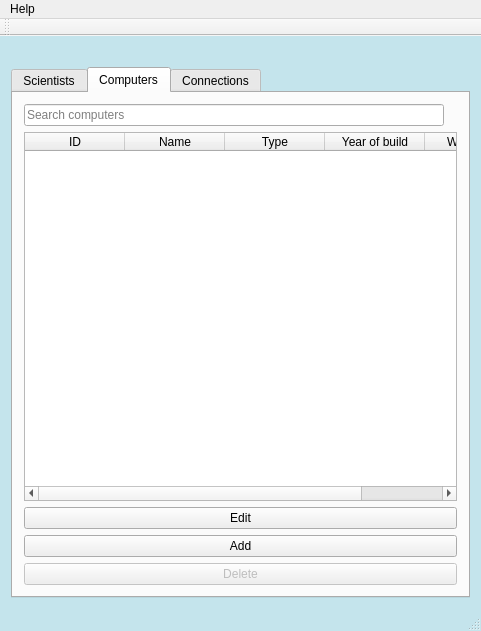
Above: Gui-Vln-2016/mainwindow.ui from ivark16/Vln-2016 before the change. Below: the same form after it.
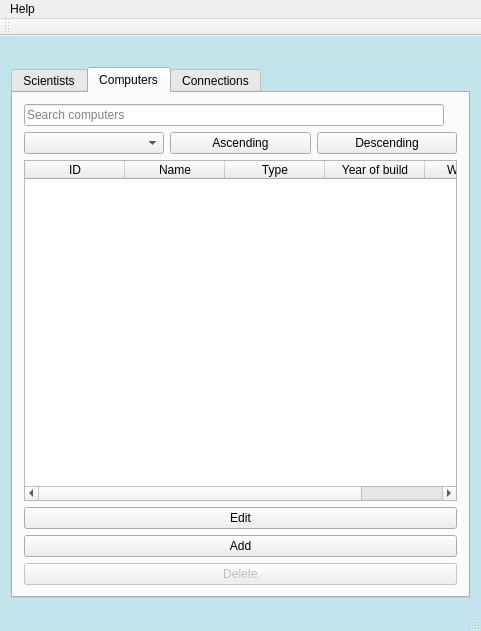
That is the form after the change. The open tabs and pages were chosen to show the change. Icons and pictures are not drawn.

Commit message: Gera combobox fyrir computer

Patch:
```diff
--- a/Gui-Vln-2016/mainwindow.ui
+++ b/Gui-Vln-2016/mainwindow.ui
@@ -280,6 +280,31 @@
           </item>
          </layout>
         </item>
+        <item>
+         <layout class="QHBoxLayout" name="horizontalLayout">
+          <item>
+           <widget class="QComboBox" name="comboBoxComputer">
+            <property name="currentText">
+             <string/>
+            </property>
+           </widget>
+          </item>
+          <item>
+           <widget class="QPushButton" name="pushButtonAscendingComputer">
+            <property name="text">
+             <string>Ascending</string>
+            </property>
+           </widget>
+          </item>
+          <item>
+           <widget class="QPushButton" name="pushButtonDescendingComputer">
+            <property name="text">
+             <string>Descending</string>
+            </property>
+           </widget>
+          </item>
+         </layout>
+        </item>
         <item>
          <widget class="QTableWidget" name="tableWidget_2">
           <property name="editTriggers">
```
Left out of the diff: 5 changed lines with no effect on the pictures. The commit also changes 3 other files.
